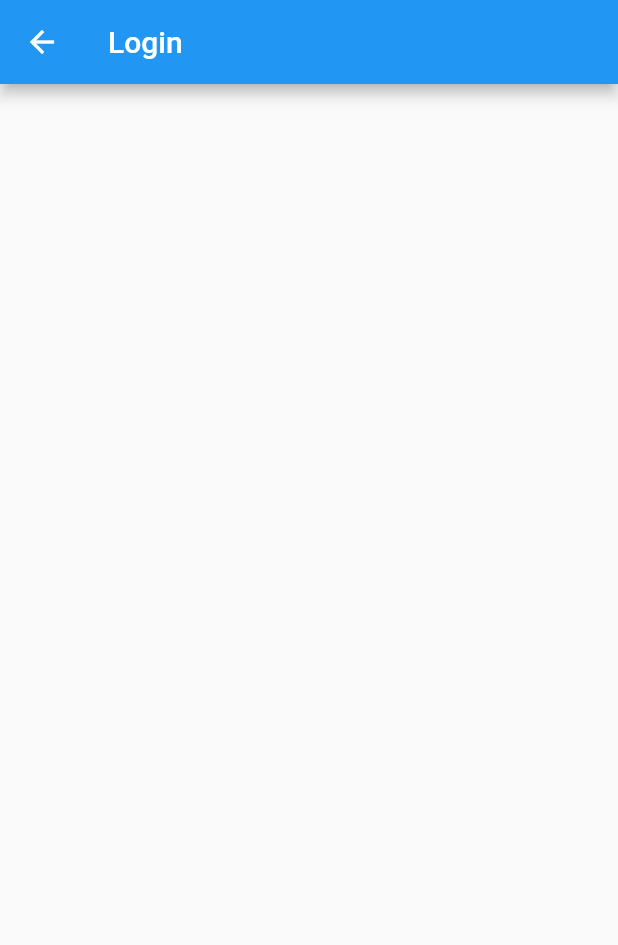
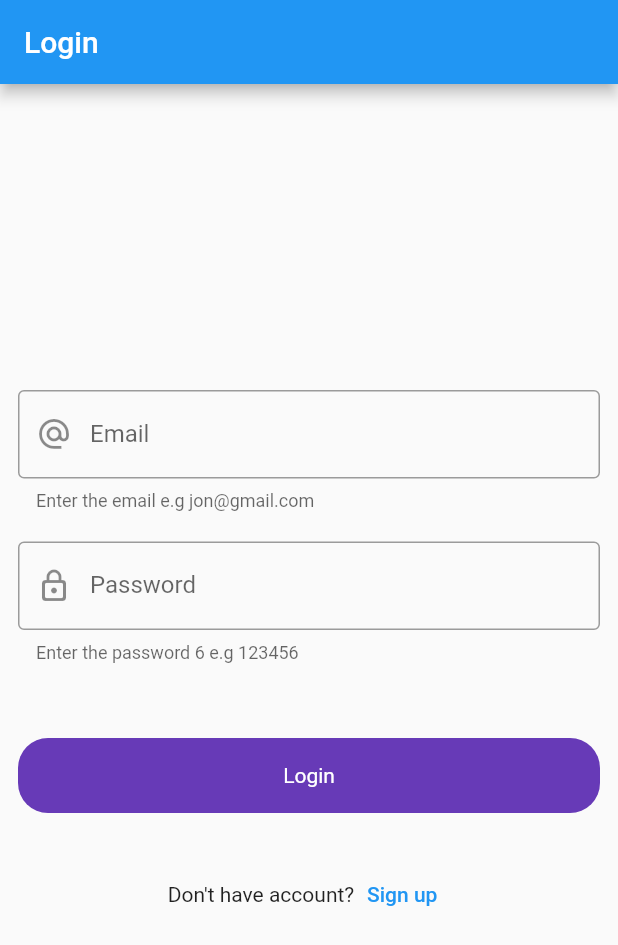
Before and after one commit to MuhammadRamzaninformationtechnology/firebase, a Flutter app: the screen it shows after launch, on a phone screen of 412 x 824 dp. Shown: the top 945 px of the screen. Run offline on Flutter 3.47's test engine with Material 2 defaults, Android fonts, the phone set to English and light mode, and no system bars; our stand-ins replace firebase_auth, firebase_core; accounts and stored records are empty.

```diff
--- a/lib/main.dart
+++ b/lib/main.dart
@@ -15,6 +15,7 @@ class MyApp extends StatelessWidget {
   @override
   Widget build(BuildContext context) {
     return MaterialApp(
+      debugShowCheckedModeBanner: false,
       title: 'Flutter Demo',
       theme: ThemeData(
 
--- a/lib/ui/auth/login_screen.dart
+++ b/lib/ui/auth/login_screen.dart
@@ -1,5 +1,8 @@
+import 'package:firebase/ui/auth/Signup_screen.dart';
 import 'package:flutter/material.dart';
+import 'package:flutter/services.dart';
 
+import '../../widgets/round_button.dart';
 
 class LoginScreen extends StatefulWidget {
   const LoginScreen({super.key});
@@ -9,18 +12,101 @@ class LoginScreen extends StatefulWidget {
 }
 
 class _LoginScreenState extends State<LoginScreen> {
+  final formkey = GlobalKey<FormState>();
+  final emailController = TextEditingController();
+  final passwordController = TextEditingController();
+  @override
+  void dispose() {
+    // TODO: implement dispose
+    super.dispose();
+    emailController.dispose();
+    passwordController.dispose();
+  }
+
   @override
   Widget build(BuildContext context) {
-    return Scaffold(
+    return WillPopScope(
+      onWillPop: ()async{
+        SystemNavigator.pop();
+        return true;
+      },
+      child: Scaffold(
         appBar: AppBar(
+          automaticallyImplyLeading: false,
           title: Text('Login'),
         ),
-      body: Column(
+        body: Padding(
+          padding: const EdgeInsets.all(12.0),
+          child: Column(
+            mainAxisAlignment: MainAxisAlignment.center,
+            crossAxisAlignment: CrossAxisAlignment.center,
             children: [
+              Form(
+                  key: formkey,
+                  child: Column(
+                    children: [
+                      TextFormField(
+                        controller: emailController,
+                        keyboardType: TextInputType.emailAddress,
+                        decoration: const InputDecoration(
+                          hintText: 'Email',
+                          border: OutlineInputBorder(),
+                          labelText: 'Email',
+                          helperText: 'Enter the email e.g jon@gmail.com',
+                          prefixIcon: Icon(Icons.alternate_email_outlined),
+                        ),
+                        validator: (value){
+                          if(value!.isEmpty){
+                            return'Enter the Email';
+                          }return null;
+                        },
+                      ),
+                      SizedBox(height: 20),
+                      TextFormField(
+                        controller: passwordController,
+                        keyboardType: TextInputType.text,
+
+                        obscureText: true,
+                        decoration: const InputDecoration(
+                          hintText: 'Password',
+                          border: OutlineInputBorder(),
+                          labelText: 'Password',
+                          helperText: 'Enter the password 6 e.g 123456',
+                          prefixIcon: Icon(Icons.lock_outline_rounded),
+                        ),
+                        validator: (value){
+                          if(value!.isEmpty){
+                            return'Enter the Password';
+                          }return null;
+                        },
+
+                      ),
+                    ],
+                  )),
+             const SizedBox(height: 50),
+              RoundButton(
+                title: 'Login',
+                ontap: () {
+
+                  if(formkey.currentState!.validate());
+                },
+              ),
+              const SizedBox(height: 30),
+              Row(
+                mainAxisAlignment: MainAxisAlignment.center,
+                children: [
+                  Text("Don't have account?"),
+                  TextButton(onPressed: (){
+                    Navigator.push(context, MaterialPageRoute(builder: (context)=>SignupScreen()));
+                  },
+                      child: Text('Sign up'))
+                ],
+              )
 
             ],
           ),
-
+        ),
+      ),
     );
   }
 }
--- /dev/null
+++ b/lib/widgets/round_button.dart
@@ -0,0 +1,26 @@
+import 'package:flutter/material.dart';
+
+
+class RoundButton extends StatelessWidget {
+
+  final String title;
+  final VoidCallback ontap;
+   RoundButton({super.key,required this.title,required this.ontap});
+
+  @override
+  Widget build(BuildContext context) {
+    return  InkWell(
+      onTap: ontap,
+      child: Container(
+        height: 50,
+      decoration: BoxDecoration(
+        color: Colors.deepPurple,
+        borderRadius: BorderRadius.circular(20),
+      ),
+      child:  Center(
+        child: Text(title,style: TextStyle(color: Colors.white),),
+      ),
+      ),
+    );
+  }
+}
```
Also changed, not shown: lib/ui/auth/Signup_screen.dart (added, +112 -0 lines). Lines whose indentation alone changed are shown as unchanged.
